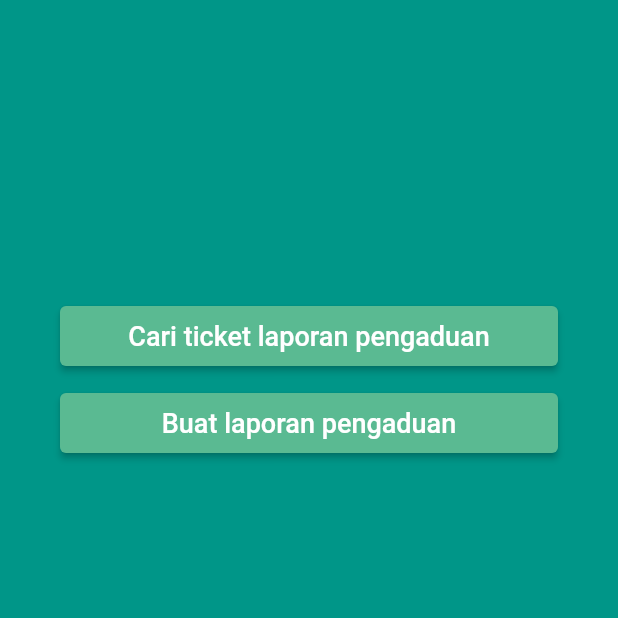
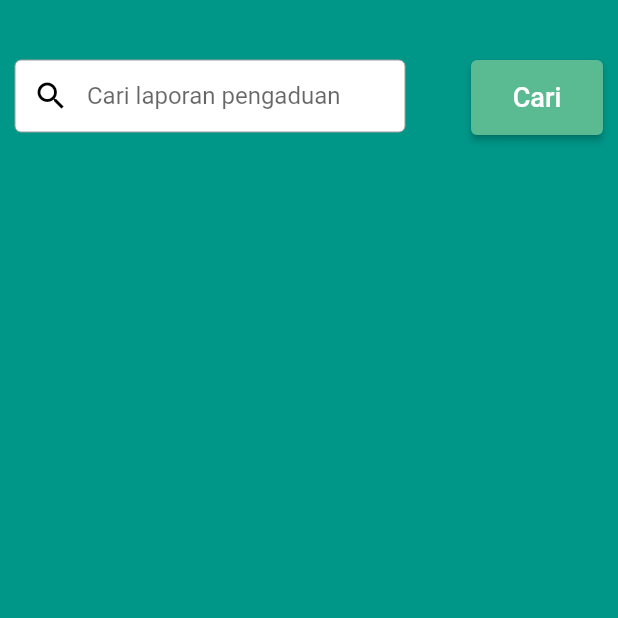
Before and after one commit to rhandypratama/dumaskumham-mobile-app, a Flutter app: the screen it shows after launch, after a tap on "Cari ticket laporan pengaduan", on a phone screen of 412 x 824 dp, the top half of it. Run offline on Flutter 3.47's test engine with Material 2 defaults, Android fonts, the phone set to English and light mode, and no system bars; our stand-ins replace file_picker, shared_preferences.

Commit message:
cari ticket

```diff
--- /dev/null
+++ b/lib/ui/cariTicket.dart
@@ -0,0 +1,86 @@
+import 'package:flutter/material.dart';
+
+class CariTicket extends StatefulWidget {
+  @override
+  _CariTicketState createState() => _CariTicketState();
+}
+
+class _CariTicketState extends State<CariTicket> {
+  @override
+  Widget build(BuildContext context) {
+    return Scaffold(
+      body: Container(
+        color: Colors.teal,
+        padding: EdgeInsets.symmetric(vertical: 25, horizontal: 10.0),
+        width: MediaQuery.of(context).size.width,
+        child: Column(
+          children: <Widget>[
+            SizedBox(height: 15),
+            Row(
+              mainAxisAlignment: MainAxisAlignment.spaceBetween,
+              children: <Widget>[
+                Container(
+                  height: 50.0,
+                  width: 260.0,
+                  child: Theme(
+                    data: ThemeData(
+                      primaryColor: Colors.white,
+                      primaryColorDark: Colors.white,
+                    ),
+                    child: TextFormField(
+                      textAlign: TextAlign.left,
+                      style: TextStyle(fontSize: 16),
+                      decoration: InputDecoration(
+                        contentPadding: EdgeInsets.all(5),
+                        fillColor: Colors.white,
+                        filled: true,
+                        border: OutlineInputBorder(
+                          borderRadius: BorderRadius.circular(4.0),
+                          // borderSide: BorderSide(color: Colors.grey, width: 0.0),
+                        ),
+                        enabledBorder: OutlineInputBorder(
+                          borderRadius: BorderRadius.circular(4.0),
+                          borderSide: BorderSide(color: Colors.grey, width: 0.0),
+                        ),
+                        prefixIcon: Padding(
+                          padding: EdgeInsets.all(0.0),
+                          child: Icon(
+                            Icons.search,
+                            color: Colors.black,
+                          ),
+                        ),
+                          hintText: "Cari laporan pengaduan"),
+                    ),
+                  ),
+                ),
+                ButtonTheme(
+                  // minWidth: MediaQuery.of(context).size.width,
+                  height: 50,
+                  child: RaisedButton(
+                    shape: RoundedRectangleBorder(
+                      borderRadius: new BorderRadius.circular(4.0),
+                    // side: BorderSide(color: Colors.red)
+                    ),
+                    child: Text(
+                      'Cari',
+                      style: TextStyle(
+                        // fontFamily: 'Montserrat',
+                        color: Colors.white,
+                        // fontWeight: FontWeight.bold,
+                        fontSize: 18.0),
+                    ),
+                    color: Color.fromRGBO(90, 186, 146, 1),
+                    onPressed: () {
+                      Navigator.of(context).push(MaterialPageRoute(builder: (context) => CariTicket()));
+                    },
+                  ),
+                ),
+              ],
+            ),
+            SizedBox(height: 15),
+          ]
+        ), // )
+      ), // )
+    );
+  }
+}
--- a/lib/ui/start.dart
+++ b/lib/ui/start.dart
@@ -1,3 +1,4 @@
+import 'package:dumaskumham/ui/cariTicket.dart';
 import 'package:dumaskumham/ui/dataDiri.dart';
 import 'package:flutter/material.dart';
 
@@ -34,7 +35,9 @@ class _StartState extends State<Start> {
                     fontSize: 18.0),
                 ),
                 color: Color.fromRGBO(90, 186, 146, 1),
-                onPressed: () {},
+                onPressed: () {
+                  Navigator.of(context).push(MaterialPageRoute(builder: (context) => CariTicket()));
+                },
               ),
             ),
             SizedBox(height: 10.0,),
```
